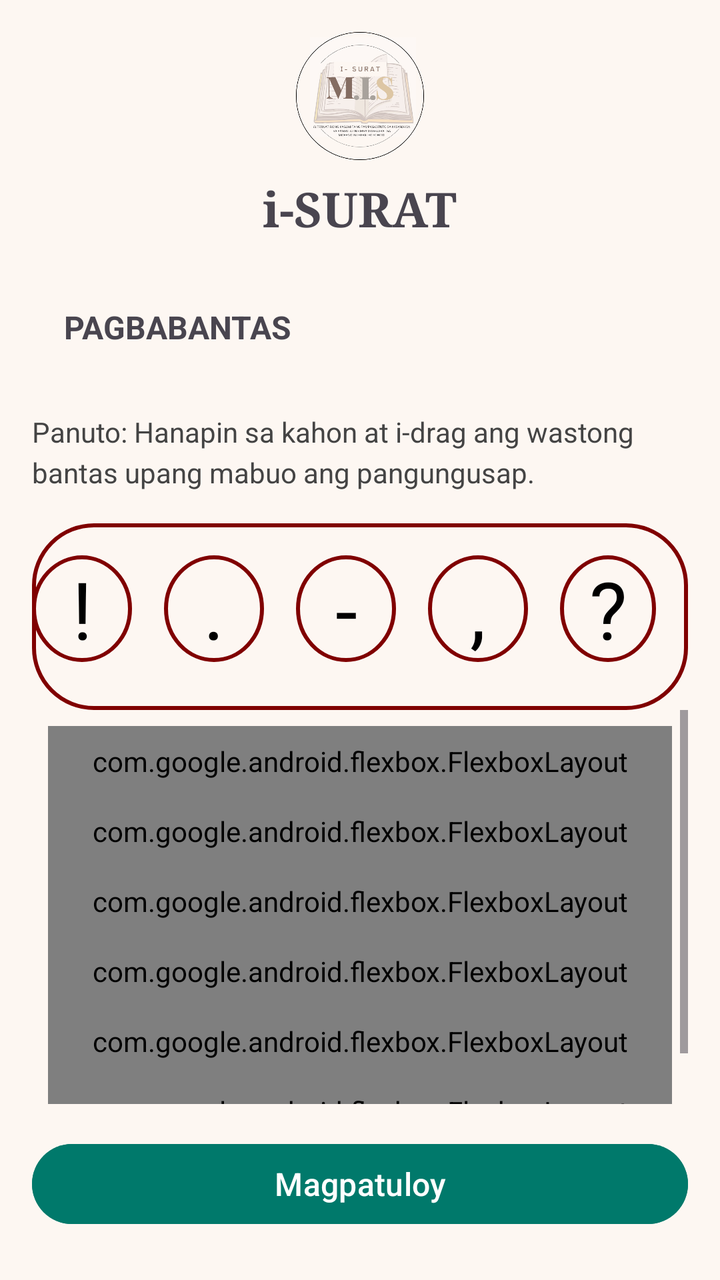
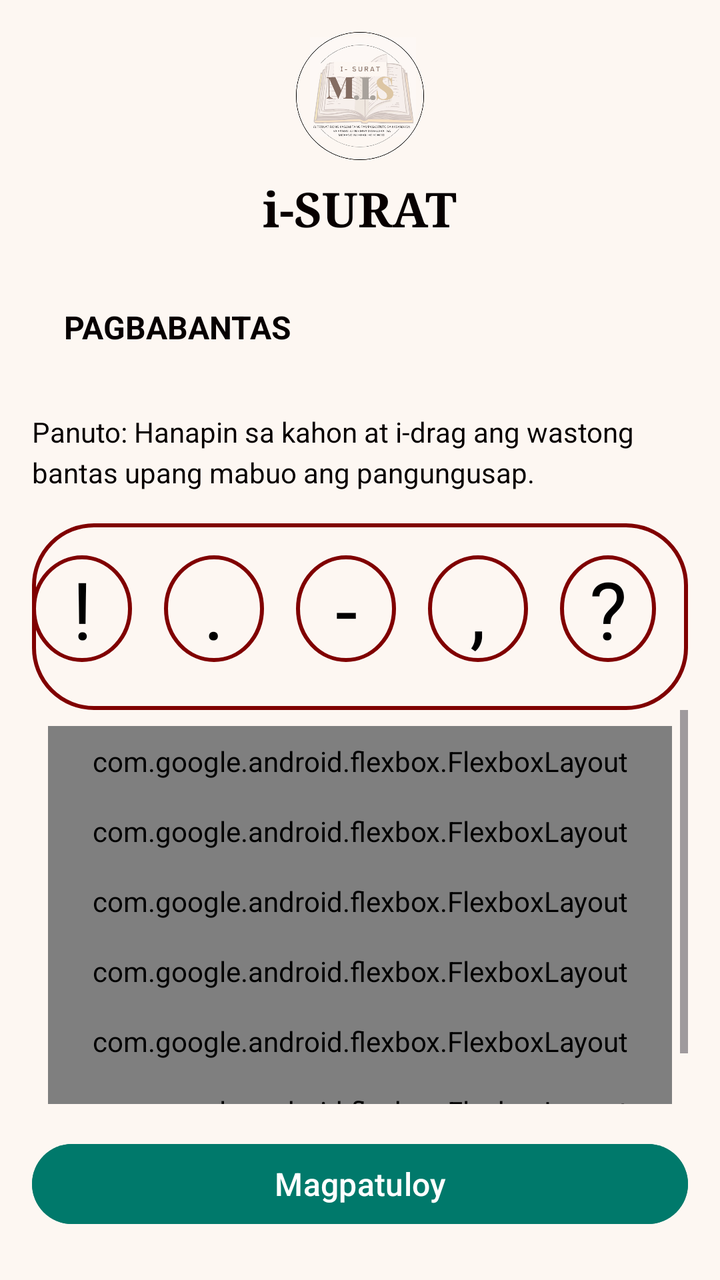

Compare the two renders of this Android layout. The source of the first and the diff that turns it into the second are given below.
<!-- AndroidManifest.xml: application theme Theme.GCA2 -->
<!-- res/layout/fragment_option3.xml -->
<?xml version="1.0" encoding="utf-8"?>
<LinearLayout xmlns:android="http://schemas.android.com/apk/res/android"
    android:layout_width="match_parent"
    android:layout_height="match_parent"
    xmlns:app="http://schemas.android.com/apk/res-auto"
    android:orientation="vertical"
    android:padding="16dp"
    android:background="#FDF7F2">

    
    <LinearLayout
        android:layout_width="match_parent"
        android:layout_height="wrap_content"
        android:orientation="vertical"
        android:gravity="center_horizontal">

        <ImageView
            android:id="@+id/logoImage"
            android:layout_width="64dp"
            android:layout_height="64dp"
            android:src="@drawable/logo" />

        <TextView
            android:id="@+id/title"
            android:layout_width="wrap_content"
            android:layout_height="wrap_content"
            android:text="i-SURAT"
            android:textSize="24sp"
            android:textStyle="bold"
            android:fontFamily="serif"
            android:gravity="center"
            android:layout_marginTop="8dp" />
    </LinearLayout>


    <LinearLayout
        android:layout_width="match_parent"
        android:layout_height="wrap_content"
        android:orientation="horizontal"
        android:padding="8dp"
        android:layout_marginTop="16dp"
        android:elevation="4dp">

        <TextView
            android:id="@+id/pagbabantasLabel"
            android:layout_width="0dp"
            android:layout_height="wrap_content"
            android:layout_weight="1"
            android:background="@android:color/transparent"
            android:text="PAGBABANTAS"
            android:textStyle="bold"
            android:textSize="16sp"
            android:padding="8dp" />

        <ImageView
            android:id="@+id/searchIcon"
            android:layout_width="24dp"
            android:layout_height="24dp" />
    </LinearLayout>

    
    <TextView
        android:id="@+id/instructions"
        android:layout_width="match_parent"
        android:layout_height="wrap_content"
        android:text="Panuto: Hanapin sa kahon at i-drag ang wastong bantas upang mabuo ang pangungusap."
        android:layout_marginTop="16dp"
        android:textSize="14sp"
        android:lineSpacingExtra="4dp"
        android:textColor="#444" />

    
    <LinearLayout
        android:layout_width="match_parent"
        android:layout_height="wrap_content"
        android:layout_marginTop="16dp"
        android:background="@drawable/maroon_border"
        android:gravity="center"
        android:orientation="horizontal"
        android:paddingTop="8dp"
        android:paddingBottom="16dp">

        <TextView
            android:id="@+id/punctuation1"
            android:layout_width="wrap_content"
            android:layout_height="wrap_content"
            android:gravity="center"
            android:background="@drawable/circle_border"
            android:layout_margin="8dp"
            android:textColor="@color/black"
            android:textSize="40dp"
            android:text="!" />

        <TextView
            android:id="@+id/punctuation2"
            android:layout_width="wrap_content"
            android:layout_height="wrap_content"
            android:gravity="center"
            android:background="@drawable/circle_border"
            android:layout_margin="8dp"
            android:textColor="@color/black"
            android:textSize="40dp"
            android:text="." />

        <TextView
            android:id="@+id/punctuation3"
            android:layout_width="wrap_content"
            android:layout_height="wrap_content"
            android:gravity="center"
            android:background="@drawable/circle_border"
            android:layout_margin="8dp"
            android:textColor="@color/black"
            android:textSize="40dp"
            android:text="-" />

        <TextView
            android:id="@+id/punctuation4"
            android:layout_width="wrap_content"
            android:layout_height="wrap_content"
            android:gravity="center"
            android:background="@drawable/circle_border"
            android:layout_margin="8dp"
            android:textColor="@color/black"
            android:textSize="40dp"
            android:text="," />

        <TextView
            android:id="@+id/punctuation5"
            android:layout_width="wrap_content"
            android:layout_height="wrap_content"
            android:gravity="center"
            android:background="@drawable/circle_border"
            android:layout_margin="8dp"
            android:textColor="@color/black"
            android:textSize="40dp"
            android:text="@string/question_mark"  />

        <TextView
            android:id="@+id/punctuation6"
            android:layout_width="wrap_content"
            android:layout_height="wrap_content"
            android:gravity="center"
            android:background="@drawable/circle_border"
            android:layout_margin="8dp"
            android:textColor="@color/black"
            android:textSize="40dp"
            android:text="&quot;" />
        
    </LinearLayout>


    <ScrollView
        android:layout_width="match_parent"
        android:layout_height="0dp"
        android:layout_weight="1"
        android:layout_marginBottom="16dp">


        <LinearLayout
            android:layout_width="match_parent"
            android:layout_height="match_parent"
            android:orientation="vertical"
            android:padding="8dp">

            
            <com.google.android.flexbox.FlexboxLayout
                android:layout_width="match_parent"
                android:layout_height="wrap_content"
                app:flexWrap="wrap"
                app:justifyContent="flex_start"
                app:alignItems="baseline"
                android:padding="8dp">

                <TextView
                    android:id="@+id/q1word1"
                    android:layout_width="wrap_content"
                    android:layout_height="wrap_content"
                    android:text="1. Sa"
                    android:textSize="16sp"
                    android:paddingEnd="4dp" />

                <TextView
                    android:id="@+id/q1word2"
                    android:layout_width="wrap_content"
                    android:layout_height="wrap_content"
                    android:text="bakasyon"
                    android:textColor="#FF0000"
                    android:textSize="16sp"
                    android:paddingEnd="4dp" />

                <TextView
                    android:id="@+id/q1word3"
                    android:layout_width="wrap_content"
                    android:layout_height="wrap_content"
                    android:text="pupunta kami sa"
                    android:textSize="16sp"
                    android:paddingEnd="4dp" />

                <TextView
                    android:id="@+id/q1word4"
                    android:layout_width="wrap_content"
                    android:layout_height="wrap_content"
                    android:text="Baguio"
                    android:textColor="#FF0000"
                    android:textSize="16sp"
                    android:paddingEnd="4dp" />

                <TextView
                    android:id="@+id/q1word5"
                    android:layout_width="wrap_content"
                    android:layout_height="wrap_content"
                    android:text="Tagaytay,"
                    android:textSize="16sp"
                    android:paddingEnd="4dp" />

                <TextView
                    android:id="@+id/q1word6"
                    android:layout_width="wrap_content"
                    android:layout_height="wrap_content"
                    android:text="at Ilocos."
                    android:textSize="16sp"
                    android:paddingEnd="4dp" />

            </com.google.android.flexbox.FlexboxLayout>

            
            <com.google.android.flexbox.FlexboxLayout
                android:layout_width="match_parent"
                android:layout_height="wrap_content"
                app:flexWrap="wrap"
                app:justifyContent="flex_start"
                app:alignItems="baseline"
                android:padding="8dp">

                <TextView
                    android:id="@+id/q2word1"
                    android:layout_width="wrap_content"
                    android:layout_height="wrap_content"
                    android:text="2. Ang paborito kong prutas ay "
                    android:textSize="16sp" />

                <TextView
                    android:id="@+id/q2word2"
                    android:layout_width="wrap_content"
                    android:layout_height="wrap_content"
                    android:text="saging"
                    android:textColor="#FF0000"
                    android:textSize="16sp"
                    android:paddingEnd="4dp" />

            </com.google.android.flexbox.FlexboxLayout>

            
            <com.google.android.flexbox.FlexboxLayout
                android:layout_width="match_parent"
                android:layout_height="wrap_content"
                app:flexWrap="wrap"
                app:justifyContent="flex_start"
                app:alignItems="baseline"
                android:padding="8dp">

                <TextView
                    android:id="@+id/q3word1"
                    android:layout_width="wrap_content"
                    android:layout_height="wrap_content"
                    android:text="3. Si Juan ay "
                    android:textSize="16sp" />

                <TextView
                    android:id="@+id/q3word2"
                    android:layout_width="wrap_content"
                    android:layout_height="wrap_content"
                    android:text="araw"
                    android:textColor="#FF0000"
                    android:textSize="16sp"
                    android:paddingRight="2dp"
                    />

                <TextView
                    android:id="@+id/q3word3"
                    android:layout_width="wrap_content"
                    android:layout_height="wrap_content"
                    android:text="araw "
                    android:textColor="#FF0000"
                    android:textSize="16sp" />

                <TextView
                    android:id="@+id/q3word4"
                    android:layout_width="wrap_content"
                    android:layout_height="wrap_content"
                    android:text="pumapasok sa paaralan."
                    android:textSize="16sp" />

            </com.google.android.flexbox.FlexboxLayout>

            
            <com.google.android.flexbox.FlexboxLayout
                android:layout_width="match_parent"
                android:layout_height="wrap_content"
                app:flexWrap="wrap"
                app:justifyContent="flex_start"
                app:alignItems="baseline"
                android:padding="8dp">

                <TextView
                    android:id="@+id/q4word1"
                    android:layout_width="wrap_content"
                    android:layout_height="wrap_content"
                    android:text="4. Sabi niya, "
                    android:textSize="16sp" />

                <TextView
                    android:id="@+id/q4word2"
                    android:layout_width="wrap_content"
                    android:layout_height="wrap_content"
                    android:text="Patawad, hindi na ito mauulit"
                    android:textColor="#FF0000"
                    android:textSize="16sp"
                    android:paddingEnd="4dp" />

            </com.google.android.flexbox.FlexboxLayout>

            
            <com.google.android.flexbox.FlexboxLayout
                android:layout_width="match_parent"
                android:layout_height="wrap_content"
                app:flexWrap="wrap"
                app:justifyContent="flex_start"
                app:alignItems="baseline"
                android:padding="8dp">

                <TextView
                    android:id="@+id/q5word1"
                    android:layout_width="wrap_content"
                    android:layout_height="wrap_content"
                    android:text="5. Napakasarap ng pagkaing "
                    android:textSize="16sp" />

                <TextView
                    android:id="@+id/q5word2"
                    android:layout_width="wrap_content"
                    android:layout_height="wrap_content"
                    android:text="ito"
                    android:textColor="#FF0000"
                    android:textSize="16sp"
                    android:paddingEnd="4dp" />

            </com.google.android.flexbox.FlexboxLayout>

            
            <com.google.android.flexbox.FlexboxLayout
                android:layout_width="match_parent"
                android:layout_height="wrap_content"
                app:flexWrap="wrap"
                app:justifyContent="flex_start"
                app:alignItems="baseline"
                android:padding="8dp">

                <TextView
                    android:id="@+id/q6word1"
                    android:layout_width="wrap_content"
                    android:layout_height="wrap_content"
                    android:text="6. Hindi ba siya "
                    android:textSize="16sp" />

                <TextView
                    android:id="@+id/q6word2"
                    android:layout_width="wrap_content"
                    android:layout_height="wrap_content"
                    android:text="yun"
                    android:textColor="#FF0000"
                    android:textSize="16sp" />

                <TextView
                    android:id="@+id/q6word3"
                    android:layout_width="wrap_content"
                    android:layout_height="wrap_content"
                    android:text=" Yung lagi nya na kasama?"
                    android:textSize="16sp" />

            </com.google.android.flexbox.FlexboxLayout>

        </LinearLayout>
    </ScrollView>

    
    <Button
        android:id="@+id/continueButton"
        android:layout_width="match_parent"
        android:layout_height="wrap_content"
        android:layout_marginBottom="8dp"
        android:backgroundTint="#00796B"
        android:text="Magpatuloy"
        android:textColor="#FFF"
        android:textSize="16sp" />

</LinearLayout>
<!-- resources referenced by this layout -->
<resources>
  <color name="black">#FF000000</color>
  <!-- drawable circle_border (drawable) -->
  <?xml version="1.0" encoding="utf-8"?>
  <shape xmlns:android="http://schemas.android.com/apk/res/android"
      android:shape="oval">
  
      <stroke
          android:width="2dp"
          android:color="@color/maroon"/>
  
      <solid
          android:color="#FDF7F2" />
  
      <size
          android:width="50dp"
          android:height="30dp"/>
  
  </shape>
  <!-- drawable logo: png bitmap (drawable, 129602 bytes) -->
  <!-- drawable maroon_border (drawable) -->
  <?xml version="1.0" encoding="utf-8"?>
  <shape xmlns:android="http://schemas.android.com/apk/res/android">
  
      <stroke
          android:width="2dp"
          android:color="@color/maroon"/>
  
      <corners
          android:radius="30dp"/>
  
      <solid
          android:color="#FDF7F2" />
  
  </shape>
  <string name="question_mark">?</string>
  <style name="Theme.GCA2" parent="Base.Theme.GCA2" />
  <color name="maroon">#800000</color>
  <style name="Base.Theme.GCA2" parent="Theme.Material3.DayNight.NoActionBar">
          
          
      </style>
</resources>

<!-- the commit's change to res/layout/fragment_option3.xml (unified diff, before → after) -->
@@ -24,12 +24,13 @@
             android:id="@+id/title"
             android:layout_width="wrap_content"
             android:layout_height="wrap_content"
+            android:layout_marginTop="8dp"
+            android:fontFamily="serif"
+            android:gravity="center"
             android:text="i-SURAT"
+            android:textColor="#070000"
             android:textSize="24sp"
-            android:textStyle="bold"
-            android:fontFamily="serif"
-            android:gravity="center"
-            android:layout_marginTop="8dp" />
+            android:textStyle="bold" />
     </LinearLayout>
 
 
@@ -47,10 +48,11 @@
             android:layout_height="wrap_content"
             android:layout_weight="1"
             android:background="@android:color/transparent"
+            android:padding="8dp"
             android:text="PAGBABANTAS"
-            android:textStyle="bold"
+            android:textColor="#070000"
             android:textSize="16sp"
-            android:padding="8dp" />
+            android:textStyle="bold" />
 
         <ImageView
             android:id="@+id/searchIcon"
@@ -63,11 +65,11 @@
         android:id="@+id/instructions"
         android:layout_width="match_parent"
         android:layout_height="wrap_content"
+        android:layout_marginTop="16dp"
+        android:lineSpacingExtra="4dp"
         android:text="Panuto: Hanapin sa kahon at i-drag ang wastong bantas upang mabuo ang pangungusap."
-        android:layout_marginTop="16dp"
-        android:textSize="14sp"
-        android:lineSpacingExtra="4dp"
-        android:textColor="#444" />
+        android:textColor="#070000"
+        android:textSize="14sp" />
 
     
     <LinearLayout
@@ -175,79 +177,84 @@
                     android:id="@+id/q1word1"
                     android:layout_width="wrap_content"
                     android:layout_height="wrap_content"
+                    android:paddingEnd="4dp"
                     android:text="1. Sa"
+                    android:textColor="#000000"
+                    android:textSize="16sp" />
+
+                <TextView
+                    android:id="@+id/q1word2"
+                    android:layout_width="wrap_content"
+                    android:layout_height="wrap_content"
+                    android:text="bakasyon"
+                    android:textColor="#FF0000"
                     android:textSize="16sp"
                     android:paddingEnd="4dp" />
 
                 <TextView
-                    android:id="@+id/q1word2"
-                    android:layout_width="wrap_content"
-                    android:layout_height="wrap_content"
-                    android:text="bakasyon"
+                    android:id="@+id/q1word3"
+                    android:layout_width="wrap_content"
+                    android:layout_height="wrap_content"
+                    android:paddingEnd="4dp"
+                    android:text="pupunta kami sa"
+                    android:textColor="#000000"
+                    android:textSize="16sp" />
+
+                <TextView
+                    android:id="@+id/q1word4"
+                    android:layout_width="wrap_content"
+                    android:layout_height="wrap_content"
+                    android:text="Baguio"
                     android:textColor="#FF0000"
                     android:textSize="16sp"
                     android:paddingEnd="4dp" />
 
                 <TextView
-                    android:id="@+id/q1word3"
-                    android:layout_width="wrap_content"
-                    android:layout_height="wrap_content"
-                    android:text="pupunta kami sa"
+                    android:id="@+id/q1word5"
+                    android:layout_width="wrap_content"
+                    android:layout_height="wrap_content"
+                    android:paddingEnd="4dp"
+                    android:text="Tagaytay,"
+                    android:textColor="#000000"
+                    android:textSize="16sp" />
+
+                <TextView
+                    android:id="@+id/q1word6"
+                    android:layout_width="wrap_content"
+                    android:layout_height="wrap_content"
+                    android:paddingEnd="4dp"
+                    android:text="at Ilocos."
+                    android:textColor="#000000"
+                    android:textSize="16sp" />
+
+            </com.google.android.flexbox.FlexboxLayout>
+
+            
+            <com.google.android.flexbox.FlexboxLayout
+                android:layout_width="match_parent"
+                android:layout_height="wrap_content"
+                app:flexWrap="wrap"
+                app:justifyContent="flex_start"
+                app:alignItems="baseline"
+                android:padding="8dp">
+
+                <TextView
+                    android:id="@+id/q2word1"
+                    android:layout_width="wrap_content"
+                    android:layout_height="wrap_content"
+                    android:text="2. Ang paborito kong prutas ay "
+                    android:textColor="#000000"
+                    android:textSize="16sp" />
+
+                <TextView
+                    android:id="@+id/q2word2"
+                    android:layout_width="wrap_content"
+                    android:layout_height="wrap_content"
+                    android:text="saging"
+                    android:textColor="#FF0000"
                     android:textSize="16sp"
                     android:paddingEnd="4dp" />
 
-                <TextView
-                    android:id="@+id/q1word4"
-                    android:layout_width="wrap_content"
-                    android:layout_height="wrap_content"
-                    android:text="Baguio"
-                    android:textColor="#FF0000"
-                    android:textSize="16sp"
-                    android:paddingEnd="4dp" />
-
-                <TextView
-                    android:id="@+id/q1word5"
-                    android:layout_width="wrap_content"
-                    android:layout_height="wrap_content"
-                    android:text="Tagaytay,"
-                    android:textSize="16sp"
-                    android:paddingEnd="4dp" />
-
-                <TextView
-                    android:id="@+id/q1word6"
-                    android:layout_width="wrap_content"
-                    android:layout_height="wrap_content"
-                    android:text="at Ilocos."
-                    android:textSize="16sp"
-                    android:paddingEnd="4dp" />
-
-            </com.google.android.flexbox.FlexboxLayout>
-
-            
-            <com.google.android.flexbox.FlexboxLayout
-                android:layout_width="match_parent"
-                android:layout_height="wrap_content"
-                app:flexWrap="wrap"
-                app:justifyContent="flex_start"
-                app:alignItems="baseline"
-                android:padding="8dp">
-
-                <TextView
-                    android:id="@+id/q2word1"
-                    android:layout_width="wrap_content"
-                    android:layout_height="wrap_content"
-                    android:text="2. Ang paborito kong prutas ay "
-                    android:textSize="16sp" />
-
-                <TextView
-                    android:id="@+id/q2word2"
-                    android:layout_width="wrap_content"
-                    android:layout_height="wrap_content"
-                    android:text="saging"
-                    android:textColor="#FF0000"
-                    android:textSize="16sp"
-                    android:paddingEnd="4dp" />
-
             </com.google.android.flexbox.FlexboxLayout>
 
             
@@ -264,6 +271,7 @@
                     android:layout_width="wrap_content"
                     android:layout_height="wrap_content"
                     android:text="3. Si Juan ay "
+                    android:textColor="#070000"
                     android:textSize="16sp" />
 
                 <TextView
@@ -289,6 +297,7 @@
                     android:layout_width="wrap_content"
                     android:layout_height="wrap_content"
                     android:text="pumapasok sa paaralan."
+                    android:textColor="#100101"
                     android:textSize="16sp" />
 
             </com.google.android.flexbox.FlexboxLayout>
@@ -307,6 +316,7 @@
                     android:layout_width="wrap_content"
                     android:layout_height="wrap_content"
                     android:text="4. Sabi niya, "
+                    android:textColor="#000000"
                     android:textSize="16sp" />
 
                 <TextView
@@ -334,6 +344,7 @@
                     android:layout_width="wrap_content"
                     android:layout_height="wrap_content"
                     android:text="5. Napakasarap ng pagkaing "
+                    android:textColor="#000000"
                     android:textSize="16sp" />
 
                 <TextView
@@ -361,6 +372,7 @@
                     android:layout_width="wrap_content"
                     android:layout_height="wrap_content"
                     android:text="6. Hindi ba siya "
+                    android:textColor="#000000"
                     android:textSize="16sp" />
 
                 <TextView
@@ -376,6 +388,7 @@
                     android:layout_width="wrap_content"
                     android:layout_height="wrap_content"
                     android:text=" Yung lagi nya na kasama?"
+                    android:textColor="#000000"
                     android:textSize="16sp" />
 
             </com.google.android.flexbox.FlexboxLayout>
